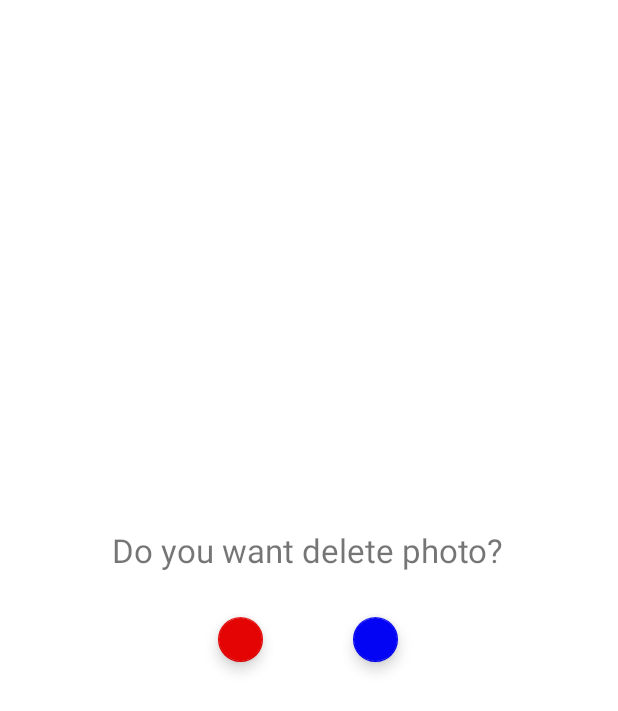
After one commit to GAEUNYIM/FlowNow, an Android app: the layout photoremovepopup.xml on its own in the app's theme, with its tools: preview values and no code run, on a phone screen of 412 x 824 dp. The commit adds this screen. Shown: the top 711 px of the screen. Run offline under Robolectric (Android 15) with nearby library versions, the phone set to English and light mode, and no system bars.

Commit message:
tap2 photo remove

```diff
--- a/djgeteamproject/app/src/main/AndroidManifest.xml
+++ b/djgeteamproject/app/src/main/AndroidManifest.xml
@@ -10,6 +10,7 @@
         android:supportsRtl="true"
         android:theme="@style/Theme.Djgeteamproject"
         android:requestLegacyExternalStorage="true" >
+        <activity android:name=".Photoremoveactivity" android:theme="@android:style/Theme.Dialog" />
         <activity
             android:name=".MainActivity"
             android:label="@string/app_name"
--- a/djgeteamproject/app/src/main/java/com/example/djgeteamproject/myFragment1.java
+++ b/djgeteamproject/app/src/main/java/com/example/djgeteamproject/myFragment1.java
@@ -2,6 +2,7 @@ package com.example.djgeteamproject;
 
 import android.app.FragmentTransaction;
 import android.content.Context;
+import android.content.Intent;
 import android.database.Cursor;
 import android.net.Uri;
 import android.os.Build;
@@ -66,8 +67,9 @@ public class myFragment1 extends Fragment implements View.OnClickListener{
                         refreshview.setRefreshing(false);
                     }
                 }, 500);
-                ((MainActivity)getActivity()).refreshfrag1();
-
+                Intent intent = new Intent(getContext(), MainActivity.class);
+                intent.putExtra("position", 0);
+                startActivity(intent);
             }
         });
         return v;
--- /dev/null
+++ b/djgeteamproject/app/src/main/res/layout/photoremovepopup.xml
@@ -0,0 +1,38 @@
+<?xml version="1.0" encoding="utf-8"?>
+<LinearLayout android:layout_width="350dp"
+    android:layout_height="wrap_content"
+    xmlns:app="http://schemas.android.com/apk/res-auto"
+    android:orientation="vertical"
+    android:layout_gravity="center"
+    xmlns:android="http://schemas.android.com/apk/res/android">
+
+    <TextView
+        android:layout_width="wrap_content"
+        android:layout_height="wrap_content"
+        android:text="Do you want delete photo?"
+        android:textSize="10pt"
+        android:layout_gravity="center"/>
+    <LinearLayout
+        android:layout_width="wrap_content"
+        android:layout_height="wrap_content"
+        android:orientation="horizontal"
+        android:layout_gravity="center">
+
+        <com.google.android.material.floatingactionbutton.FloatingActionButton
+            android:layout_width="30dp"
+            android:layout_height="30dp"
+            android:layout_gravity="center"
+            android:layout_margin="30dp"
+            app:backgroundTint="#E40404"
+            android:id="@+id/notremove"/>
+
+        <com.google.android.material.floatingactionbutton.FloatingActionButton
+            android:layout_width="30dp"
+            android:layout_height="30dp"
+            android:layout_margin="30dp"
+            android:layout_gravity="center"
+            app:backgroundTint="#0404F4"
+            android:id="@+id/remove"/>
+    </LinearLayout>
+
+</LinearLayout>
```
Also changed, not shown: djgeteamproject/app/src/main/java/com/example/djgeteamproject/MainActivity.java (+16 -18 lines), djgeteamproject/app/src/main/java/com/example/djgeteamproject/PhotoAdapter.java (+21 -0 lines), djgeteamproject/app/src/main/java/com/example/djgeteamproject/Photoremovefragment.java (added, +77 -0 lines), djgeteamproject/app/src/main/java/com/example/djgeteamproject/myFragment2.java (+13 -4 lines).
